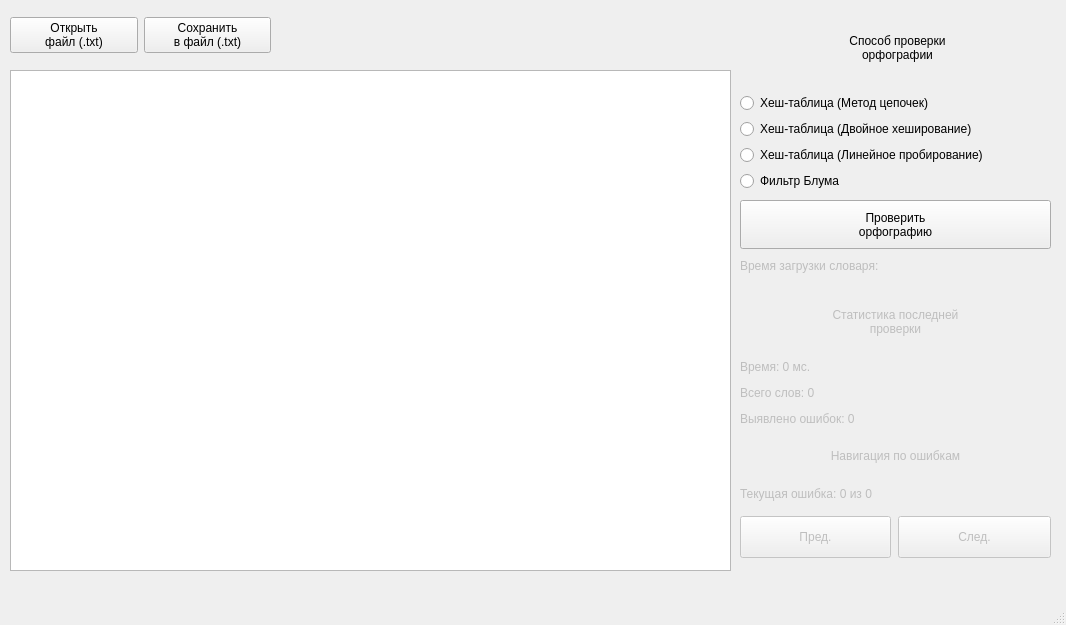
This is Application/mainwindow.ui in MaxKlimchik/CourseProject_3semester as Qt 5 draws it before an edit. The edited form follows.
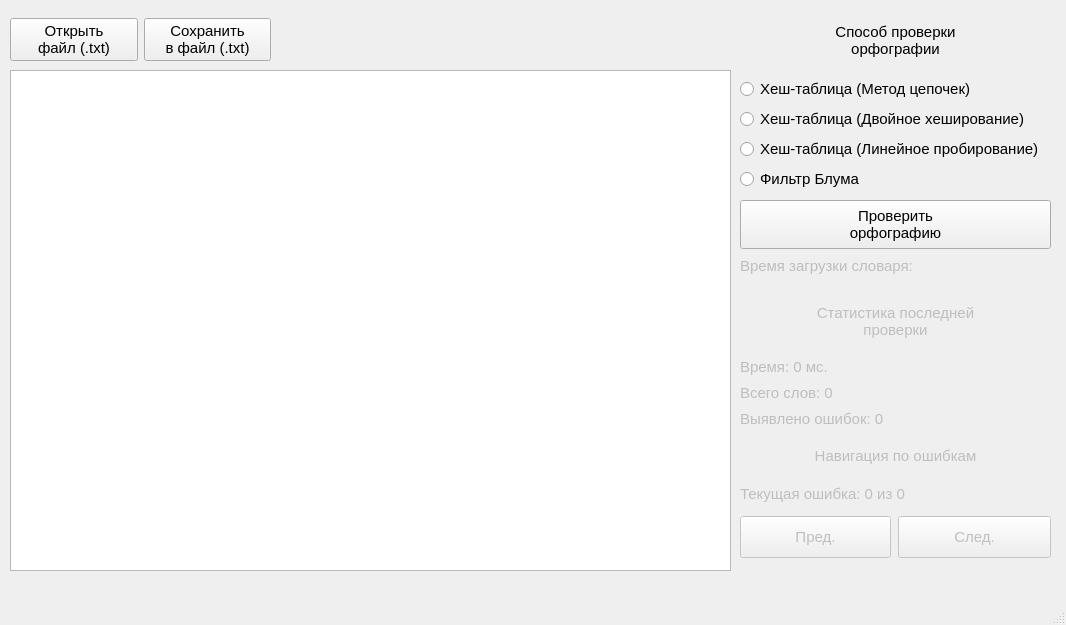
This is the edited form.

Commit message: add test files, edit fonts in application

```diff
--- a/Application/mainwindow.ui
+++ b/Application/mainwindow.ui
@@ -44,13 +44,18 @@
      <rect>
       <x>740</x>
       <y>10</y>
-      <width>315</width>
+      <width>311</width>
       <height>181</height>
      </rect>
     </property>
     <layout class="QVBoxLayout" name="verticalLayout">
      <item>
       <widget class="QLabel" name="Selector_label">
+       <property name="font">
+        <font>
+         <pointsize>11</pointsize>
+        </font>
+       </property>
        <property name="acceptDrops">
         <bool>false</bool>
        </property>
@@ -73,6 +78,11 @@
      </item>
      <item>
       <widget class="QRadioButton" name="Selector_HTChain">
+       <property name="font">
+        <font>
+         <pointsize>11</pointsize>
+        </font>
+       </property>
        <property name="text">
         <string>Хеш-таблица (Метод цепочек)</string>
        </property>
@@ -80,6 +90,11 @@
      </item>
      <item>
       <widget class="QRadioButton" name="Selector_HTDHash">
+       <property name="font">
+        <font>
+         <pointsize>11</pointsize>
+        </font>
+       </property>
        <property name="text">
         <string>Хеш-таблица (Двойное хеширование)</string>
        </property>
@@ -87,6 +102,11 @@
      </item>
      <item>
       <widget class="QRadioButton" name="Selector_HTLinear">
+       <property name="font">
+        <font>
+         <pointsize>11</pointsize>
+        </font>
+       </property>
        <property name="text">
         <string>Хеш-таблица (Линейное пробирование)</string>
        </property>
@@ -94,6 +114,11 @@
      </item>
      <item>
       <widget class="QRadioButton" name="Selector_BF">
+       <property name="font">
+        <font>
+         <pointsize>11</pointsize>
+        </font>
+       </property>
        <property name="text">
         <string>Фильтр Блума</string>
        </property>
@@ -110,6 +135,11 @@
       <height>49</height>
      </rect>
     </property>
+    <property name="font">
+     <font>
+      <pointsize>11</pointsize>
+     </font>
+    </property>
     <property name="text">
      <string>Проверить
 орфографию</string>
@@ -121,12 +151,17 @@
       <x>10</x>
       <y>10</y>
       <width>261</width>
-      <height>51</height>
+      <height>59</height>
      </rect>
     </property>
     <layout class="QHBoxLayout" name="horizontalLayout">
      <item>
       <widget class="QPushButton" name="Button_OpenTxt">
+       <property name="font">
+        <font>
+         <pointsize>11</pointsize>
+        </font>
+       </property>
        <property name="text">
         <string>Открыть
 файл (.txt)</string>
@@ -135,6 +170,11 @@
      </item>
      <item>
       <widget class="QPushButton" name="Button_SaveTxt">
+       <property name="font">
+        <font>
+         <pointsize>11</pointsize>
+        </font>
+       </property>
        <property name="text">
         <string>Сохранить
 в файл (.txt)</string>
@@ -164,6 +204,11 @@
        <property name="enabled">
         <bool>false</bool>
        </property>
+       <property name="font">
+        <font>
+         <pointsize>11</pointsize>
+        </font>
+       </property>
        <property name="text">
         <string>Статистика последней
 проверки</string>
@@ -184,6 +229,11 @@
          <height>24</height>
         </size>
        </property>
+       <property name="font">
+        <font>
+         <pointsize>11</pointsize>
+        </font>
+       </property>
        <property name="text">
         <string>Время: 0 мс.</string>
        </property>
@@ -200,6 +250,11 @@
          <height>24</height>
         </size>
        </property>
+       <property name="font">
+        <font>
+         <pointsize>11</pointsize>
+        </font>
+       </property>
        <property name="text">
         <string>Всего слов: 0</string>
        </property>
@@ -216,6 +271,11 @@
          <height>24</height>
         </size>
        </property>
+       <property name="font">
+        <font>
+         <pointsize>11</pointsize>
+        </font>
+       </property>
        <property name="text">
         <string>Выявлено ошибок: 0</string>
        </property>
@@ -247,6 +307,11 @@
          <height>32</height>
         </size>
        </property>
+       <property name="font">
+        <font>
+         <pointsize>11</pointsize>
+        </font>
+       </property>
        <property name="text">
         <string>Навигация по ошибкам</string>
        </property>
@@ -266,6 +331,11 @@
          <height>32</height>
         </size>
        </property>
+       <property name="font">
+        <font>
+         <pointsize>11</pointsize>
+        </font>
+       </property>
        <property name="text">
         <string>Текущая ошибка: 0 из 0</string>
        </property>
@@ -282,6 +352,11 @@
          <height>42</height>
         </size>
        </property>
+       <property name="font">
+        <font>
+         <pointsize>11</pointsize>
+        </font>
+       </property>
        <property name="text">
         <string>Пред.</string>
        </property>
@@ -298,6 +373,11 @@
          <height>42</height>
         </size>
        </property>
+       <property name="font">
+        <font>
+         <pointsize>11</pointsize>
+        </font>
+       </property>
        <property name="text">
         <string>След.</string>
        </property>
@@ -317,6 +397,11 @@
       <height>31</height>
      </rect>
     </property>
+    <property name="font">
+     <font>
+      <pointsize>11</pointsize>
+     </font>
+    </property>
     <property name="text">
      <string>Время загрузки словаря:</string>
     </property>
```
Left out of the diff: 5 changed lines with no effect on the pictures. The commit also changes 19 other files.
